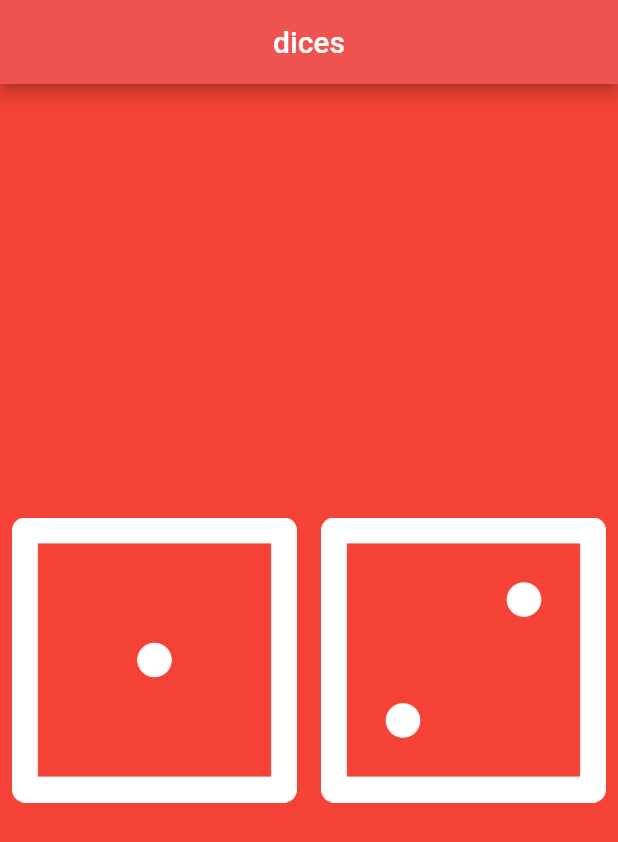
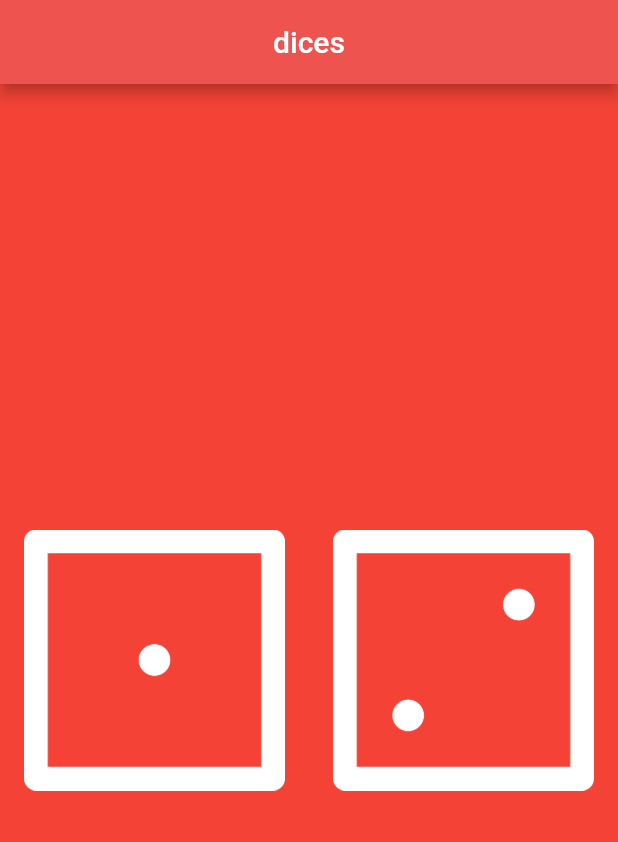
Before and after one commit to Valera1980/dices_fun, a Flutter app: the screen it shows after launch, on a phone screen of 412 x 824 dp. Shown: the top 842 px of the screen. Run offline on Flutter 3.47's test engine with Material 2 defaults, Android fonts, the phone set to English and light mode, and no system bars.

Commit message:
add onChange listeners

```diff
--- a/lib/components/DicePage.dart
+++ b/lib/components/DicePage.dart
@@ -1,4 +1,5 @@
 import 'package:flutter/cupertino.dart';
+import 'package:flutter/material.dart';
 
 class DicePage extends StatelessWidget {
   @override
@@ -7,16 +8,19 @@ class DicePage extends StatelessWidget {
       child: Row(
         children: <Widget>[
           Expanded(
-            child:  Padding(
-              padding: const EdgeInsets.all(8.0),
-              child: new Image(
-                image: AssetImage('images/dice1.png'),
-              ),
+              child: FlatButton(
+                onPressed: () {
+                  print('image 1 pressed');
+                },
+                child: new Image(
+                 image: AssetImage('images/dice1.png'),
             ),
-          ),
+          )),
           Expanded(
-            child:  Padding(
-              padding: const EdgeInsets.all(8.0),
+            child: FlatButton(
+              onPressed: () {
+                print('image 2 pressed');
+              },
               child: new Image(
                 image: AssetImage('images/dice2.png'),
               ),
--- a/lib/main.dart
+++ b/lib/main.dart
@@ -17,8 +17,7 @@ class ScaffoldWrapper extends StatelessWidget {
             backgroundColor: Colors.red.shade400,
             centerTitle: true,
           ),
-        body: DicePage()
-      ),
+          body: DicePage()),
     );
   }
 }
```
Lines whose indentation alone changed are shown as unchanged.
